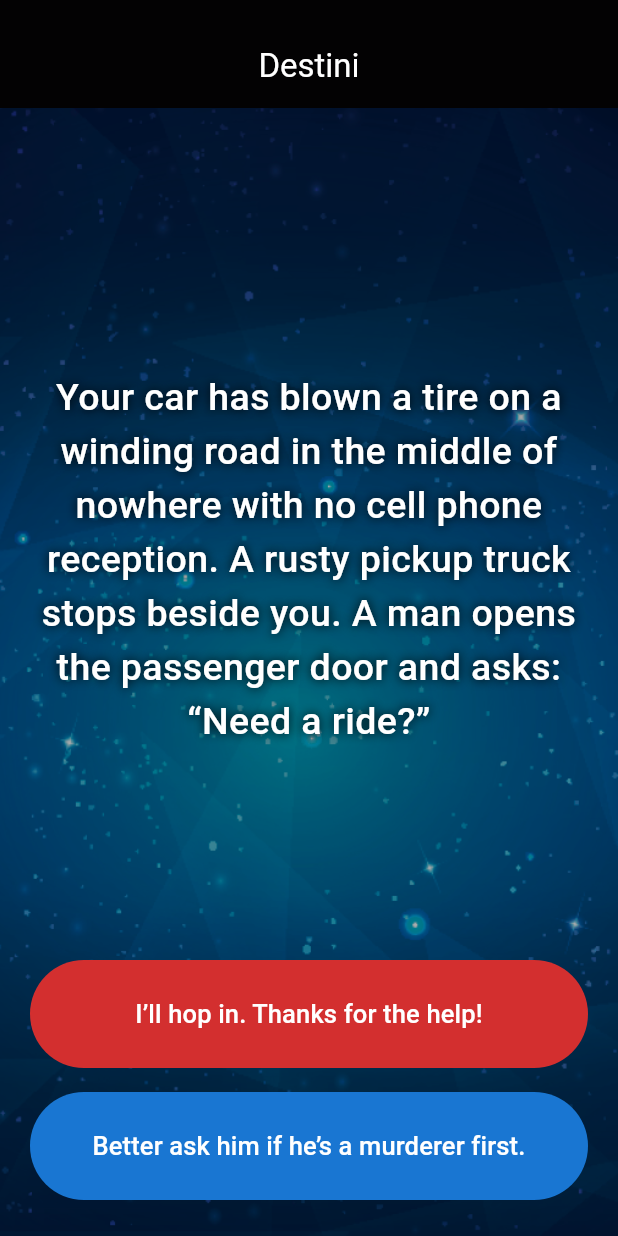
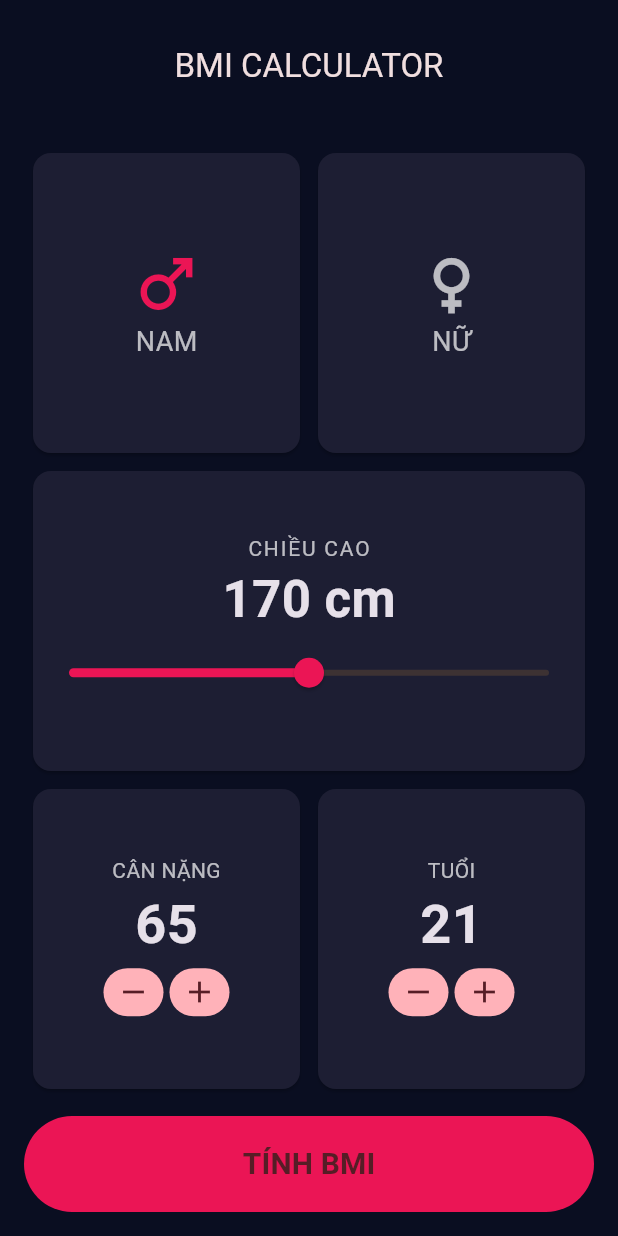
Before and after one commit to thndev05/all-labs-flutter, a Flutter app: the screen it shows after launch, on a phone screen of 412 x 824 dp. Run offline on Flutter 3.47's test engine with Material 3 defaults, Android fonts, the phone set to English and light mode, and no system bars.

Commit message:
feat: Implement BMI Calculator app with core functionality and UI

```diff
--- /dev/null
+++ b/lib/bmi_calculator.dart
@@ -0,0 +1,32 @@
+class BmiResult {
+  const BmiResult(
+      {required this.value,
+      required this.category,
+      required this.interpretation});
+
+  final double value;
+  final String category;
+  final String interpretation;
+}
+
+BmiResult calculateBmi({required int heightCm, required int weightKg}) {
+  final bmi = weightKg / ((heightCm / 100) * (heightCm / 100));
+  if (bmi >= 25) {
+    return BmiResult(
+        value: bmi,
+        category: 'THỪA CÂN',
+        interpretation:
+            'Bạn có cân nặng cao hơn mức bình thường. Hãy vận động nhiều hơn.');
+  }
+  if (bmi > 18.5) {
+    return BmiResult(
+        value: bmi,
+        category: 'BÌNH THƯỜNG',
+        interpretation: 'Bạn có cân nặng khỏe mạnh. Làm tốt lắm!');
+  }
+  return BmiResult(
+      value: bmi,
+      category: 'THIẾU CÂN',
+      interpretation:
+          'Bạn có cân nặng thấp hơn mức bình thường. Hãy ăn uống đầy đủ hơn.');
+}
--- a/lib/main.dart
+++ b/lib/main.dart
@@ -1,146 +1,238 @@
 import 'package:flutter/material.dart';
 
-import 'story_brain.dart';
+import 'bmi_calculator.dart';
 
-void main() => runApp(const DestiniApp());
+void main() => runApp(const BmiApp());
 
-class DestiniApp extends StatelessWidget {
-  const DestiniApp({super.key});
+class BmiApp extends StatelessWidget {
+  const BmiApp({super.key});
 
   @override
   Widget build(BuildContext context) => MaterialApp(
-        title: 'Destini',
+        title: 'BMI Calculator',
         debugShowCheckedModeBanner: false,
-        theme: ThemeData.dark(useMaterial3: true),
-        home: const StoryPage(),
+        theme: ThemeData.dark(useMaterial3: true).copyWith(
+          scaffoldBackgroundColor: const Color(0xFF0A0E21),
+          colorScheme: ColorScheme.fromSeed(
+              seedColor: const Color(0xFFEB1555), brightness: Brightness.dark),
+        ),
+        home: const BmiPage(),
       );
 }
 
-class StoryPage extends StatefulWidget {
-  const StoryPage({super.key, this.storyBrain});
-
-  final StoryBrain? storyBrain;
+class BmiPage extends StatefulWidget {
+  const BmiPage({super.key});
 
   @override
-  State<StoryPage> createState() => _StoryPageState();
+  State<BmiPage> createState() => _BmiPageState();
 }
 
-class _StoryPageState extends State<StoryPage> {
-  late final StoryBrain _storyBrain;
+class _BmiPageState extends State<BmiPage> {
+  var _height = 170.0;
+  var _weight = 65;
+  var _age = 21;
+  var _isMale = true;
+  BmiResult? _result;
+
+  void _calculate() => setState(() =>
+      _result = calculateBmi(heightCm: _height.round(), weightKg: _weight));
 
   @override
-  void initState() {
-    super.initState();
-    _storyBrain = widget.storyBrain ?? StoryBrain();
-  }
-
-  void _choose(int choice) {
-    setState(() => _storyBrain.choose(choice));
-  }
-
-  @override
-  Widget build(BuildContext context) {
-    final story = _storyBrain.currentStory;
-
-    return Scaffold(
+  Widget build(BuildContext context) => Scaffold(
         appBar: AppBar(
           toolbarHeight: 72,
           title: const Padding(
             padding: EdgeInsets.only(top: 16),
-          child: Text('Destini'),
+            child: Text('BMI CALCULATOR'),
           ),
           centerTitle: true,
-        backgroundColor: Colors.black87,
-        foregroundColor: Colors.white,
+          backgroundColor: Colors.transparent,
         ),
-      body: DecoratedBox(
-        decoration: const BoxDecoration(
-          image: DecorationImage(
-            image: AssetImage('images/background.png'),
-            fit: BoxFit.cover,
+        body: SafeArea(
+          child: Padding(
+            padding: const EdgeInsets.fromLTRB(16, 24, 16, 16),
+            child: _result == null ? _buildInput() : _buildResult(),
           ),
         ),
-        child: SafeArea(
-          child: Container(
-            width: double.infinity,
-            height: double.infinity,
-            color: Colors.black.withValues(alpha: 0.32),
-            padding: const EdgeInsets.fromLTRB(20, 32, 20, 24),
-            child: Center(
-              child: ConstrainedBox(
-                constraints: const BoxConstraints(maxWidth: 720),
-                child: Column(
+      );
+
+  Widget _buildInput() => Column(
         crossAxisAlignment: CrossAxisAlignment.stretch,
         children: [
           Expanded(
-                      child: Center(
-                        child: SingleChildScrollView(
-                          child: Text(
-                            story.title,
-                            key: const Key('story-text'),
-                            textAlign: TextAlign.center,
+            child: Row(
+              children: [
+                Expanded(
+                    child: _GenderCard(
+                        label: 'NAM',
+                        icon: Icons.male,
+                        selected: _isMale,
+                        onTap: () => setState(() => _isMale = true))),
+                Expanded(
+                    child: _GenderCard(
+                        label: 'NỮ',
+                        icon: Icons.female,
+                        selected: !_isMale,
+                        onTap: () => setState(() => _isMale = false))),
+              ],
+            ),
+          ),
+          Expanded(
+            child: _Card(
+              child: Column(
+                mainAxisAlignment: MainAxisAlignment.center,
+                children: [
+                  const Text('CHIỀU CAO',
+                      style:
+                          TextStyle(color: Colors.white70, letterSpacing: 1.2)),
+                  Text('${_height.round()} cm',
                       style: const TextStyle(
-                              color: Colors.white,
-                              fontSize: 25,
-                              height: 1.45,
-                              fontWeight: FontWeight.w500,
-                              shadows: [
-                                Shadow(blurRadius: 8, color: Colors.black)
+                          fontSize: 34, fontWeight: FontWeight.bold)),
+                  Slider(
+                      value: _height,
+                      min: 120,
+                      max: 220,
+                      activeColor: const Color(0xFFEB1555),
+                      onChanged: (value) => setState(() => _height = value)),
                 ],
               ),
             ),
           ),
-                      ),
-                    ),
-                    _ChoiceButton(
-                      key: const Key('choice-1'),
-                      label: story.firstChoice,
-                      color:
-                          story.isEnding ? Colors.green : Colors.red.shade700,
-                      onPressed: () => _choose(1),
-                    ),
-                    if (story.secondChoice != null) ...[
-                      const SizedBox(height: 16),
-                      _ChoiceButton(
-                        key: const Key('choice-2'),
-                        label: story.secondChoice!,
-                        color: Colors.blue.shade700,
-                        onPressed: () => _choose(2),
-                      ),
-                    ],
+          Expanded(
+            child: Row(
+              children: [
+                Expanded(
+                    child: _NumberCard(
+                        label: 'CÂN NẶNG',
+                        value: _weight,
+                        onMinus: () => setState(
+                            () => _weight = (_weight - 1).clamp(1, 300)),
+                        onPlus: () => setState(
+                            () => _weight = (_weight + 1).clamp(1, 300)))),
+                Expanded(
+                    child: _NumberCard(
+                        label: 'TUỔI',
+                        value: _age,
+                        onMinus: () =>
+                            setState(() => _age = (_age - 1).clamp(1, 120)),
+                        onPlus: () =>
+                            setState(() => _age = (_age + 1).clamp(1, 120)))),
               ],
             ),
           ),
-            ),
-          ),
-        ),
-      ),
+          _BottomButton(label: 'TÍNH BMI', onPressed: _calculate),
+        ],
+      );
+
+  Widget _buildResult() {
+    final result = _result!;
+    return Column(
+      crossAxisAlignment: CrossAxisAlignment.stretch,
+      children: [
+        const Text('KẾT QUẢ CỦA BẠN',
+            style: TextStyle(fontSize: 30, fontWeight: FontWeight.bold)),
+        const SizedBox(height: 24),
+        Expanded(
+            child: _Card(
+                child: Column(
+                    mainAxisAlignment: MainAxisAlignment.spaceEvenly,
+                    children: [
+              Text(result.category,
+                  style: const TextStyle(
+                      color: Color(0xFF24D876),
+                      fontSize: 22,
+                      fontWeight: FontWeight.bold)),
+              Text(result.value.toStringAsFixed(1),
+                  style: const TextStyle(
+                      fontSize: 86, fontWeight: FontWeight.bold)),
+              Padding(
+                  padding: const EdgeInsets.all(16),
+                  child: Text(result.interpretation,
+                      textAlign: TextAlign.center,
+                      style: const TextStyle(fontSize: 20)))
+            ]))),
+        _BottomButton(
+            label: 'TÍNH LẠI', onPressed: () => setState(() => _result = null)),
+      ],
     );
   }
 }
 
-class _ChoiceButton extends StatelessWidget {
-  const _ChoiceButton({
-    super.key,
-    required this.label,
-    required this.color,
-    required this.onPressed,
-  });
+class _Card extends StatelessWidget {
+  const _Card({required this.child});
+  final Widget child;
+  @override
+  Widget build(BuildContext context) => Card(
+      color: const Color(0xFF1D1E33),
+      margin: const EdgeInsets.all(6),
+      child: child);
+}
 
+class _GenderCard extends StatelessWidget {
+  const _GenderCard(
+      {required this.label,
+      required this.icon,
+      required this.selected,
+      required this.onTap});
   final String label;
-  final Color color;
+  final IconData icon;
+  final bool selected;
+  final VoidCallback onTap;
+  @override
+  Widget build(BuildContext context) => GestureDetector(
+      onTap: onTap,
+      child: _Card(
+          child: Column(mainAxisAlignment: MainAxisAlignment.center, children: [
+        Icon(icon,
+            size: 52,
+            color: selected ? const Color(0xFFEB1555) : Colors.white70),
+        Text(label, style: const TextStyle(fontSize: 18, color: Colors.white70))
+      ])));
+}
+
+class _NumberCard extends StatelessWidget {
+  const _NumberCard(
+      {required this.label,
+      required this.value,
+      required this.onMinus,
+      required this.onPlus});
+  final String label;
+  final int value;
+  final VoidCallback onMinus;
+  final VoidCallback onPlus;
+  @override
+  Widget build(BuildContext context) => _Card(
+          child: Column(mainAxisAlignment: MainAxisAlignment.center, children: [
+        Text(label, style: const TextStyle(color: Colors.white70)),
+        Text('$value',
+            style: const TextStyle(fontSize: 36, fontWeight: FontWeight.bold)),
+        Row(mainAxisAlignment: MainAxisAlignment.center, children: [
+          IconButton.filled(
+              visualDensity: VisualDensity.compact,
+              onPressed: onMinus,
+              icon: const Icon(Icons.remove)),
+          const SizedBox(width: 4),
+          IconButton.filled(
+              visualDensity: VisualDensity.compact,
+              onPressed: onPlus,
+              icon: const Icon(Icons.add))
+        ])
+      ]));
+}
+
+class _BottomButton extends StatelessWidget {
+  const _BottomButton({required this.label, required this.onPressed});
+  final String label;
   final VoidCallback onPressed;
-
   @override
-  Widget build(BuildContext context) => FilledButton(
+  Widget build(BuildContext context) => Padding(
+      padding: const EdgeInsets.only(top: 12),
+      child: FilledButton(
           onPressed: onPressed,
           style: FilledButton.styleFrom(
-          backgroundColor: color,
-          foregroundColor: Colors.white,
-          minimumSize: const Size.fromHeight(72),
-          padding: const EdgeInsets.symmetric(horizontal: 20, vertical: 16),
-        ),
+              backgroundColor: const Color(0xFFEB1555),
+              minimumSize: const Size.fromHeight(64)),
           child: Text(label,
-            textAlign: TextAlign.center, style: const TextStyle(fontSize: 17)),
-      );
+              style:
+                  const TextStyle(fontSize: 20, fontWeight: FontWeight.bold))));
 }
--- a/lib/story.dart
+++ /dev/null
@@ -1,17 +0,0 @@
-class Story {
-  const Story({
-    required this.title,
-    required this.firstChoice,
-    this.secondChoice,
-    this.firstDestination,
-    this.secondDestination,
-  });
-
-  final String title;
-  final String firstChoice;
-  final String? secondChoice;
-  final int? firstDestination;
-  final int? secondDestination;
-
-  bool get isEnding => firstDestination == null;
-}
--- a/lib/story_brain.dart
+++ /dev/null
@@ -1,66 +0,0 @@
-import 'story.dart';
-
-class StoryBrain {
-  StoryBrain({List<Story>? stories}) : _stories = stories ?? _defaultStories;
-
-  static const _defaultStories = <Story>[
-    Story(
-      title:
-          'Your car has blown a tire on a winding road in the middle of nowhere with no cell phone reception. A rusty pickup truck stops beside you. A man opens the passenger door and asks: “Need a ride?”',
-      firstChoice: 'I’ll hop in. Thanks for the help!',
-      secondChoice: 'Better ask him if he’s a murderer first.',
-      firstDestination: 2,
-      secondDestination: 1,
-    ),
-    Story(
-      title: 'He nods slowly, completely unfazed by the question.',
-      firstChoice: 'At least he’s honest. I’ll climb in.',
-      secondChoice: 'Wait, I know how to change a tire.',
-      firstDestination: 2,
-      secondDestination: 3,
-    ),
-    Story(
-      title:
-          'As you drive, the stranger asks you to open the glovebox. Inside you find a bloody knife, two severed fingers and an Elton John cassette. He reaches for the glovebox.',
-      firstChoice: 'I love Elton John! Hand him the cassette.',
-      secondChoice: 'It’s him or me! Take the knife.',
-      firstDestination: 5,
-      secondDestination: 4,
-    ),
-    Story(
-      title:
-          'You repair the tire and continue your journey safely. Sometimes the simplest choice is the best one.',
-      firstChoice: 'CHƠI LẠI',
-    ),
-    Story(
-      title:
-          'The truck crashes through the guardrail. You reflect on the dubious wisdom of attacking someone while they are driving.',
-      firstChoice: 'CHƠI LẠI',
-    ),
-    Story(
-      title:
-          'You bond over Elton John songs. He drops you off safely at the next town and drives into the night.',
-      firstChoice: 'CHƠI LẠI',
-    ),
-  ];
-
-  final List<Story> _stories;
-  int _currentIndex = 0;
-
-  Story get currentStory => _stories[_currentIndex];
-  int get currentIndex => _currentIndex;
-
-  void choose(int choice) {
-    if (currentStory.isEnding) {
-      restart();
-      return;
-    }
-
-    final destination = choice == 1
-        ? currentStory.firstDestination
-        : currentStory.secondDestination;
-    if (destination != null) _currentIndex = destination;
-  }
-
-  void restart() => _currentIndex = 0;
-}
--- a/pubspec.yaml
+++ b/pubspec.yaml
@@ -1,5 +1,5 @@
-name: destini
-description: Lab 7 - An interactive branching story built with Flutter.
+name: bmi_calculator
+description: Lab 8 - A BMI calculator built with Flutter.
 publish_to: "none"
 version: 1.0.0+1
 
@@ -17,5 +17,3 @@ dev_dependencies:
 
 flutter:
   uses-material-design: true
-  assets:
-    - images/background.png
```
Also changed, not shown: images/background.png (deleted), 12 other files. Lines whose indentation alone changed are shown as unchanged.
